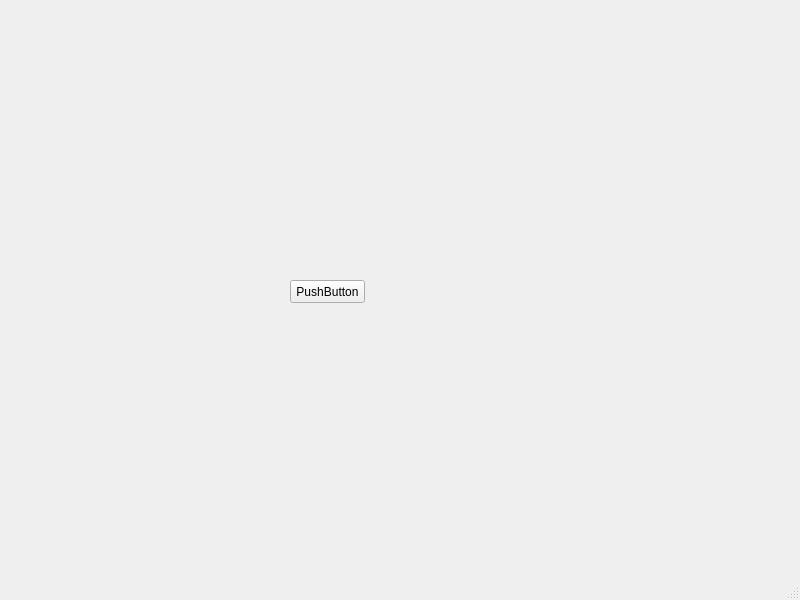
The window that Codigo/VideoJuegoInfo/menu.ui (santiagopr123/Proyecto-Final) describes before a commit, drawn with Qt 5.
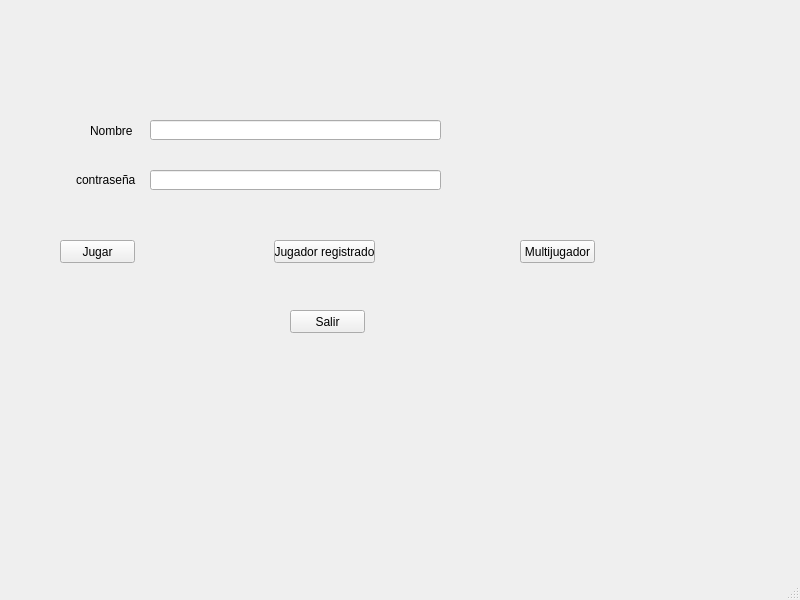
The same window after the commit.

```diff
--- a/Codigo/VideoJuegoInfo/menu.ui
+++ b/Codigo/VideoJuegoInfo/menu.ui
@@ -14,17 +14,105 @@
    <string>MainWindow</string>
   </property>
   <widget class="QWidget" name="centralwidget">
-   <widget class="QPushButton" name="pushButton">
+   <widget class="QPushButton" name="BotonRegistrarse">
+    <property name="geometry">
+     <rect>
+      <x>60</x>
+      <y>240</y>
+      <width>75</width>
+      <height>23</height>
+     </rect>
+    </property>
+    <property name="text">
+     <string>Jugar</string>
+    </property>
+   </widget>
+   <widget class="QPushButton" name="BotonYaResgistrado">
+    <property name="geometry">
+     <rect>
+      <x>274</x>
+      <y>240</y>
+      <width>101</width>
+      <height>23</height>
+     </rect>
+    </property>
+    <property name="text">
+     <string>Jugador registrado</string>
+    </property>
+   </widget>
+   <widget class="QPushButton" name="BotonMulti">
+    <property name="geometry">
+     <rect>
+      <x>520</x>
+      <y>240</y>
+      <width>75</width>
+      <height>23</height>
+     </rect>
+    </property>
+    <property name="text">
+     <string>Multijugador</string>
+    </property>
+   </widget>
+   <widget class="QLabel" name="label">
+    <property name="geometry">
+     <rect>
+      <x>90</x>
+      <y>120</y>
+      <width>51</width>
+      <height>21</height>
+     </rect>
+    </property>
+    <property name="text">
+     <string>Nombre</string>
+    </property>
+   </widget>
+   <widget class="QLineEdit" name="NombreUser">
+    <property name="geometry">
+     <rect>
+      <x>150</x>
+      <y>120</y>
+      <width>291</width>
+      <height>20</height>
+     </rect>
+    </property>
+    <property name="text">
+     <string/>
+    </property>
+   </widget>
+   <widget class="QLabel" name="label_2">
+    <property name="geometry">
+     <rect>
+      <x>76</x>
+      <y>170</y>
+      <width>61</width>
+      <height>20</height>
+     </rect>
+    </property>
+    <property name="text">
+     <string>contraseña</string>
+    </property>
+   </widget>
+   <widget class="QLineEdit" name="Password">
+    <property name="geometry">
+     <rect>
+      <x>150</x>
+      <y>170</y>
+      <width>291</width>
+      <height>20</height>
+     </rect>
+    </property>
+   </widget>
+   <widget class="QPushButton" name="QuiereSalir">
     <property name="geometry">
      <rect>
       <x>290</x>
-      <y>280</y>
+      <y>310</y>
       <width>75</width>
       <height>23</height>
      </rect>
     </property>
     <property name="text">
-     <string>PushButton</string>
+     <string>Salir</string>
     </property>
    </widget>
   </widget>
```
